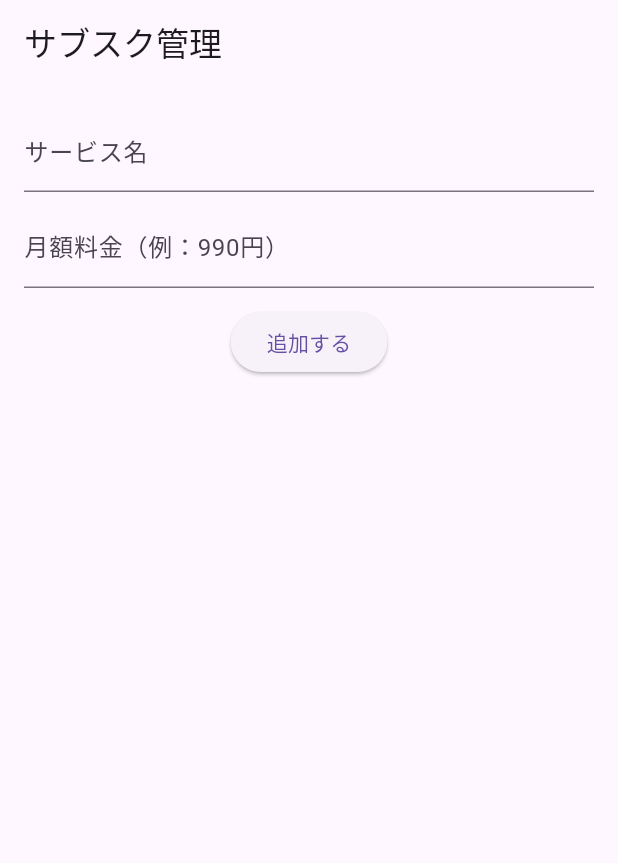
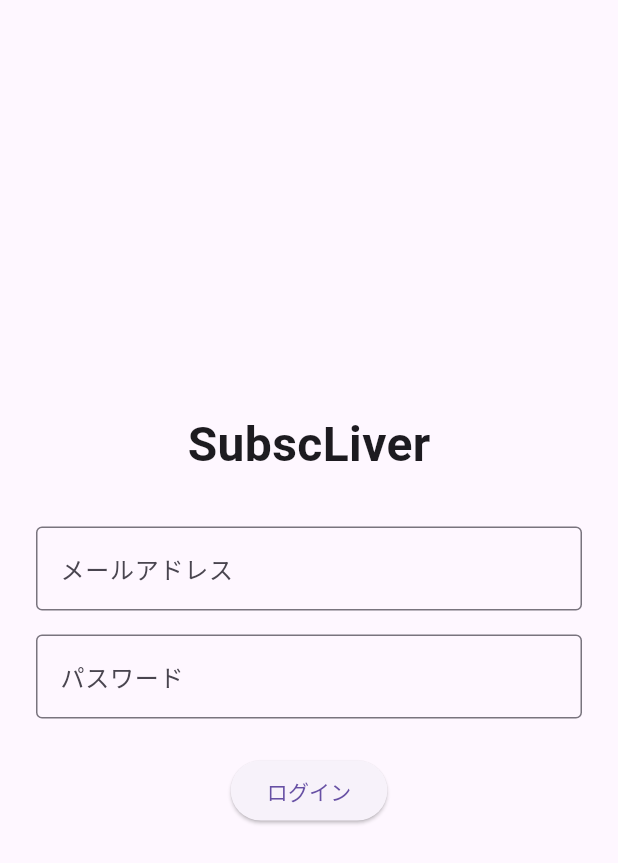
Before and after one commit to n1250126/SubscLiver, a Flutter app: the screen it shows after launch, on a phone screen of 412 x 824 dp. Shown: the top 863 px of the screen. Run offline on Flutter 3.47's test engine with Material 3 defaults, Android fonts, the light colour scheme and no system bars.

Commit message:
Apply latest fixes

```diff
--- a/devtools_options.yaml
+++ /dev/null
@@ -1,3 +0,0 @@
-description: This file stores settings for Dart & Flutter DevTools.
-documentation: https://docs.flutter.dev/tools/devtools/extensions#configure-extension-enablement-states
-extensions:
--- a/lib/main.dart
+++ b/lib/main.dart
@@ -1,5 +1,5 @@
 import 'package:flutter/material.dart';
-import 'package:shared_preferences/shared_preferences.dart';
+import 'pages/login_page.dart';
 
 void main() {
   runApp(const MyApp());
@@ -11,96 +11,8 @@ class MyApp extends StatelessWidget {
   @override
   Widget build(BuildContext context) {
     return const MaterialApp(
-      home: SubscriptionPage(),
+      debugShowCheckedModeBanner: false,
+      home: LoginPage(),
     );
   }
 }
-
-class SubscriptionPage extends StatefulWidget {
-  const SubscriptionPage({super.key});
-
-  @override
-  State<SubscriptionPage> createState() => _SubscriptionPageState();
-}
-
-class _SubscriptionPageState extends State<SubscriptionPage> {
-  final TextEditingController _serviceController = TextEditingController();
-  final TextEditingController _priceController = TextEditingController();
-
-  List<String> subscriptions = [];
-
-  @override
-  void initState() {
-    super.initState();
-    _loadSubscriptions();
-  }
-
-  Future<void> _loadSubscriptions() async {
-    final prefs = await SharedPreferences.getInstance();
-    setState(() {
-      subscriptions = prefs.getStringList('subscriptions') ?? [];
-    });
-  }
-
-  Future<void> _addSubscription() async {
-    if (_serviceController.text.isEmpty ||
-        _priceController.text.isEmpty) {return;}
-
-    final newItem =
-        '${_serviceController.text} / ${_priceController.text}';
-
-    final prefs = await SharedPreferences.getInstance();
-    setState(() {
-      subscriptions.add(newItem);
-    });
-    await prefs.setStringList('subscriptions', subscriptions);
-
-    _serviceController.clear();
-    _priceController.clear();
-  }
-
-  @override
-  Widget build(BuildContext context) {
-    return Scaffold(
-      appBar: AppBar(
-        title: const Text('サブスク管理'),
-      ),
-      body: Padding(
-        padding: const EdgeInsets.all(16),
-        child: Column(
-          children: [
-            TextField(
-              controller: _serviceController,
-              decoration: const InputDecoration(
-                labelText: 'サービス名',
-              ),
-            ),
-            const SizedBox(height: 8),
-            TextField(
-              controller: _priceController,
-              decoration: const InputDecoration(
-                labelText: '月額料金（例：990円）',
-              ),
-            ),
-            const SizedBox(height: 12),
-            ElevatedButton(
-              onPressed: _addSubscription,
-              child: const Text('追加する'),
-            ),
-            const SizedBox(height: 16),
-            Expanded(
-              child: ListView.builder(
-                itemCount: subscriptions.length,
-                itemBuilder: (context, index) {
-                  return ListTile(
-                    title: Text(subscriptions[index]),
-                  );
-                },
-              ),
-            ),
-          ],
-        ),
-      ),
-    );
-  }
-}
--- /dev/null
+++ b/lib/pages/login_page.dart
@@ -0,0 +1,52 @@
+
+import 'package:flutter/material.dart';
+import 'home_page.dart';
+
+class LoginPage extends StatelessWidget {
+  const LoginPage({super.key});
+
+  @override
+  Widget build(BuildContext context) {
+    return Scaffold(
+      body: Padding(
+        padding: const EdgeInsets.all(24),
+        child: Center(
+          child: Column(
+            mainAxisSize: MainAxisSize.min,
+            children: [
+              const Text(
+                'SubscLiver',
+                style: TextStyle(fontSize: 32, fontWeight: FontWeight.bold),
+              ),
+              const SizedBox(height: 32),
+              const TextField(
+                decoration: InputDecoration(
+                  labelText: 'メールアドレス',
+                  border: OutlineInputBorder(),
+                ),
+              ),
+              const SizedBox(height: 16),
+              const TextField(
+                obscureText: true,
+                decoration: InputDecoration(
+                  labelText: 'パスワード',
+                  border: OutlineInputBorder(),
+                ),
+              ),
+              const SizedBox(height: 24),
+              ElevatedButton(
+                onPressed: () {
+                  Navigator.pushReplacement(
+                    context,
+                    MaterialPageRoute(builder: (_) => HomePage()),
+                  );
+                },
+                child: const Text('ログイン'),
+              ),
+            ],
+          ),
+        ),
+      ),
+    );
+  }
+}
--- a/pubspec.yaml
+++ b/pubspec.yaml
@@ -1,4 +1,4 @@
-name: my_app
+name: subscliver_va
 description: "A new Flutter project."
 # The following line prevents the package from being accidentally published to
 # pub.dev using `flutter pub publish`. This is preferred for private packages.
@@ -30,7 +30,6 @@ environment:
 dependencies:
   flutter:
     sdk: flutter
-  shared_preferences: ^2.2.2
 
   # The following adds the Cupertino Icons font to your application.
   # Use with the CupertinoIcons class for iOS style icons.
```
Also changed, not shown: home_page.dart (deleted, +0 -64 lines), lib/models/subscription.dart (added, +7 -0 lines), lib/pages/home_page.dart (added, +64 -0 lines), login_page.dart (deleted, +0 -52 lines), main.dart (deleted, +0 -18 lines), subscription.dart (deleted, +0 -7 lines), flutter_01.png (deleted), pubspec.lock, 21 other files.
